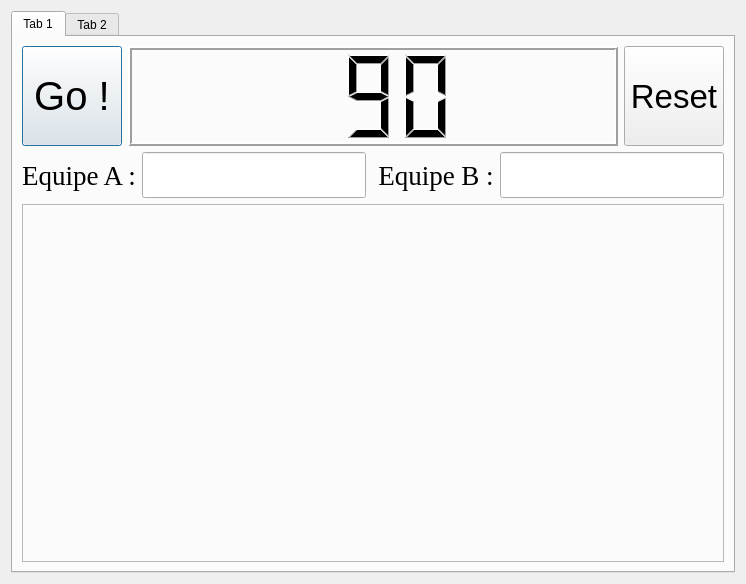
aperrin/python-adventure, file trunk/CRA/fenetre.ui: the form before one commit.
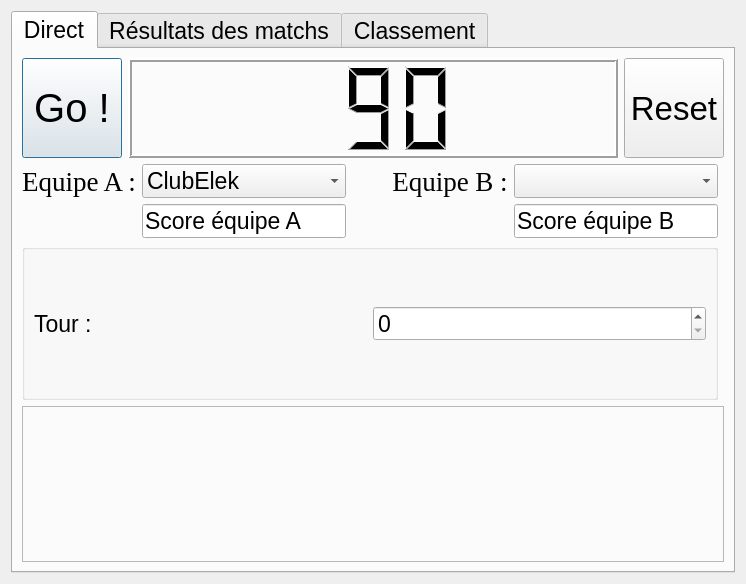
The form after the commit.

Commit message: ajout de la gestion des équipes et des scores

Patch:
```diff
--- a/trunk/CRA/fenetre.ui
+++ b/trunk/CRA/fenetre.ui
@@ -10,6 +10,11 @@
     <height>584</height>
    </rect>
   </property>
+  <property name="font">
+   <font>
+    <pointsize>17</pointsize>
+   </font>
+  </property>
   <property name="windowTitle">
    <string>Dialog</string>
   </property>
@@ -24,9 +29,47 @@
        <enum>Qt::LeftToRight</enum>
       </property>
       <attribute name="title">
-       <string>Tab 1</string>
+       <string>Direct</string>
       </attribute>
       <layout class="QGridLayout" name="gridLayout_3">
+       <item row="6" column="0" colspan="6">
+        <widget class="QFrame" name="frame">
+         <property name="frameShape">
+          <enum>QFrame::StyledPanel</enum>
+         </property>
+         <property name="frameShadow">
+          <enum>QFrame::Raised</enum>
+         </property>
+         <layout class="QHBoxLayout" name="horizontalLayout">
+          <item>
+           <spacer name="horizontalSpacer_3">
+            <property name="orientation">
+             <enum>Qt::Horizontal</enum>
+            </property>
+            <property name="sizeHint" stdset="0">
+             <size>
+              <width>40</width>
+              <height>20</height>
+             </size>
+            </property>
+           </spacer>
+          </item>
+          <item>
+           <spacer name="horizontalSpacer_2">
+            <property name="orientation">
+             <enum>Qt::Horizontal</enum>
+            </property>
+            <property name="sizeHint" stdset="0">
+             <size>
+              <width>40</width>
+              <height>20</height>
+             </size>
+            </property>
+           </spacer>
+          </item>
+         </layout>
+        </widget>
+       </item>
        <item row="3" column="2">
         <spacer name="horizontalSpacer">
          <property name="orientation">
@@ -78,36 +121,7 @@
          </property>
         </widget>
        </item>
-       <item row="3" column="1">
-        <widget class="QLineEdit" name="lineEdit_2">
-         <property name="font">
-          <font>
-           <family>Georgia</family>
-           <pointsize>25</pointsize>
-          </font>
-         </property>
-         <property name="alignment">
-          <set>Qt::AlignCenter</set>
-         </property>
-        </widget>
-       </item>
-       <item row="3" column="4">
-        <widget class="QLineEdit" name="lineEdit_3">
-         <property name="font">
-          <font>
-           <family>Georgia</family>
-           <pointsize>25</pointsize>
-          </font>
-         </property>
-         <property name="text">
-          <string/>
-         </property>
-         <property name="alignment">
-          <set>Qt::AlignCenter</set>
-         </property>
-        </widget>
-       </item>
-       <item row="0" column="0" colspan="5">
+       <item row="0" column="0" colspan="6">
         <layout class="QHBoxLayout" name="horizontalLayout_5">
          <item>
           <widget class="QPushButton" name="pushButton">
@@ -205,60 +219,112 @@
          </item>
         </layout>
        </item>
-       <item row="4" column="0" colspan="5">
-        <widget class="QFrame" name="frame">
-         <property name="frameShape">
-          <enum>QFrame::StyledPanel</enum>
+       <item row="3" column="1">
+        <widget class="QComboBox" name="comboBox">
+         <property name="sizePolicy">
+          <sizepolicy hsizetype="Preferred" vsizetype="Fixed">
+           <horstretch>0</horstretch>
+           <verstretch>0</verstretch>
+          </sizepolicy>
          </property>
-         <property name="frameShadow">
-          <enum>QFrame::Raised</enum>
+         <item>
+          <property name="text">
+           <string>ClubElek</string>
+          </property>
+         </item>
+        </widget>
+       </item>
+       <item row="5" column="0" colspan="5">
+        <widget class="QGroupBox" name="groupBox">
+         <property name="title">
+          <string/>
          </property>
-         <layout class="QHBoxLayout" name="horizontalLayout">
-          <item>
-           <spacer name="horizontalSpacer_3">
-            <property name="orientation">
-             <enum>Qt::Horizontal</enum>
-            </property>
-            <property name="sizeHint" stdset="0">
-             <size>
-              <width>40</width>
-              <height>20</height>
-             </size>
-            </property>
-           </spacer>
+         <layout class="QGridLayout" name="gridLayout">
+          <item row="1" column="1">
+           <widget class="QSpinBox" name="spinBox"/>
           </item>
-          <item>
-           <spacer name="horizontalSpacer_4">
-            <property name="orientation">
-             <enum>Qt::Horizontal</enum>
+          <item row="1" column="0">
+           <widget class="QLabel" name="label_3">
+            <property name="text">
+             <string>Tour :</string>
             </property>
-            <property name="sizeHint" stdset="0">
-             <size>
-              <width>40</width>
-              <height>20</height>
-             </size>
-            </property>
-           </spacer>
+           </widget>
           </item>
          </layout>
         </widget>
        </item>
+       <item row="3" column="4">
+        <widget class="QComboBox" name="comboBox_2"/>
+       </item>
+       <item row="4" column="1">
+        <widget class="QLineEdit" name="lineEdit">
+         <property name="text">
+          <string>Score équipe A</string>
+         </property>
+        </widget>
+       </item>
+       <item row="4" column="4">
+        <widget class="QLineEdit" name="lineEdit_2">
+         <property name="text">
+          <string>Score équipe B</string>
+         </property>
+        </widget>
+       </item>
       </layout>
      </widget>
      <widget class="QWidget" name="tab_2">
       <attribute name="title">
-       <string>Tab 2</string>
+       <string>Résultats des matchs</string>
       </attribute>
-      <widget class="QTableView" name="tableView">
-       <property name="geometry">
-        <rect>
-         <x>30</x>
-         <y>20</y>
-         <width>661</width>
-         <height>491</height>
-        </rect>
-       </property>
-      </widget>
+      <layout class="QHBoxLayout" name="horizontalLayout_2">
+       <item>
+        <widget class="QTreeWidget" name="treeWidget">
+         <column>
+          <property name="text">
+           <string>Tour 1</string>
+          </property>
+         </column>
+         <column>
+          <property name="text">
+           <string>Tour 2</string>
+          </property>
+         </column>
+         <column>
+          <property name="text">
+           <string>Tour 3</string>
+          </property>
+         </column>
+         <item>
+          <property name="text">
+           <string>Clubelek - &lt;b&gt;RCVA&lt;/b&gt;</string>
+          </property>
+          <property name="text">
+           <string>&lt;html&gt;&lt;head/&gt;&lt;body&gt;&lt;p&gt;sfdfdf &lt;span style=&quot; font-style:italic;&quot;&gt;dffdf&lt;/span&gt;&lt;/p&gt;&lt;/body&gt;&lt;/html&gt;</string>
+          </property>
+          <item>
+           <property name="text">
+            <string>0 - 100000000</string>
+           </property>
+          </item>
+         </item>
+         <item>
+          <property name="text">
+           <string>Clubelek -- Kelebulc</string>
+          </property>
+          <item>
+           <property name="text">
+            <string>0 - 0</string>
+           </property>
+          </item>
+         </item>
+        </widget>
+       </item>
+      </layout>
+     </widget>
+     <widget class="QWidget" name="tab_3">
+      <attribute name="title">
+       <string>Classement</string>
+      </attribute>
      </widget>
     </widget>
    </item>
```
The commit also changes 2 other files.
